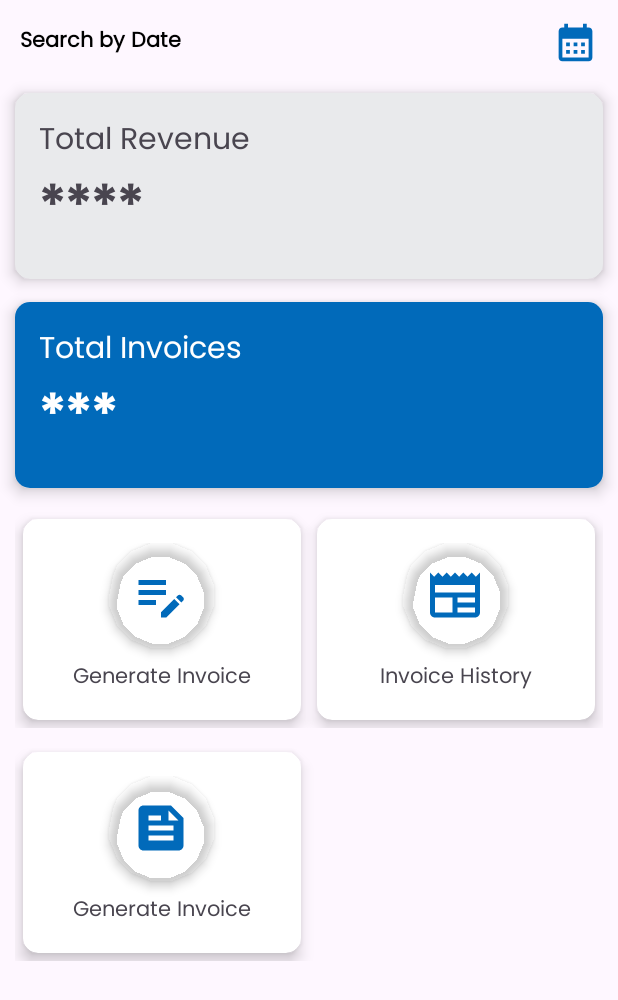
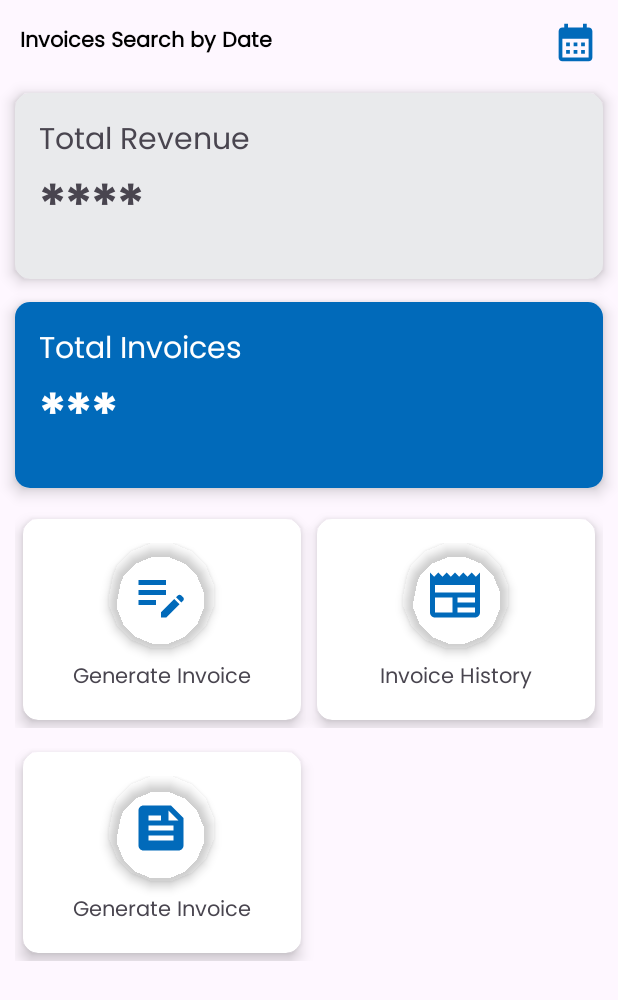
Before and after one commit to Abdul-Rehman-Ali/Royal_Journey_Tourism, an Android app: the layout fragment_home.xml on its own in the app's theme, with its tools: preview values and no code run, on a phone screen of 412 x 824 dp. Shown: the top 1000 px of the screen. Run offline under Robolectric (Android 15) with nearby library versions, the phone set to English and light mode, and no system bars.

```diff
--- a/app/src/main/res/layout/fragment_home.xml
+++ b/app/src/main/res/layout/fragment_home.xml
@@ -25,7 +25,7 @@
                 android:id="@+id/tvSearchByDate"
                 android:layout_width="wrap_content"
                 android:layout_height="wrap_content"
-                android:text="Search by Date"
+                android:text="Invoices Search by Date"
                 android:textSize="14sp"
                 android:textStyle="bold"
                 android:fontFamily="@font/poppins_regular"
```
